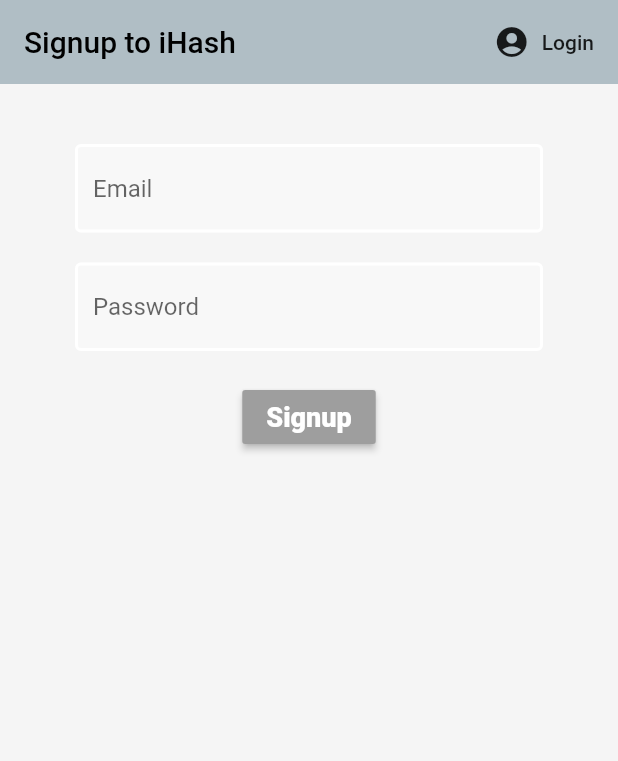
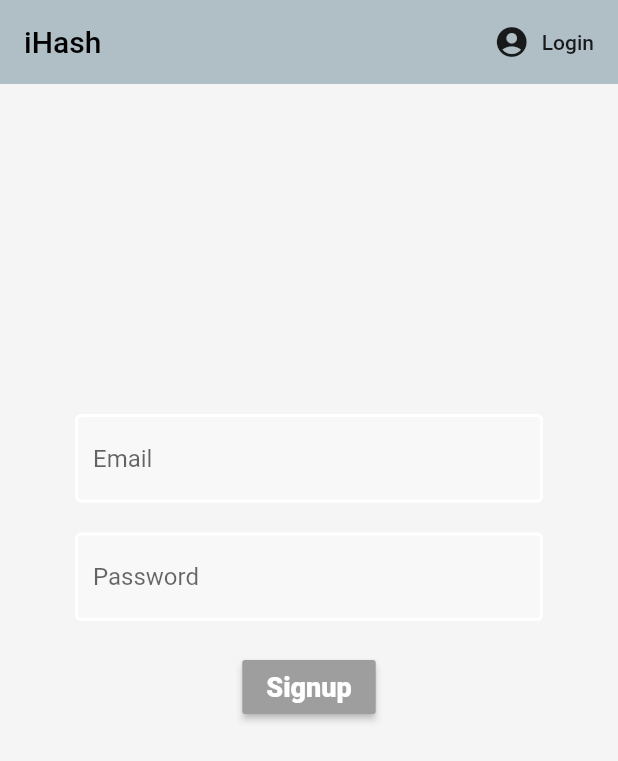
Before and after one commit to soniasusanto/iHash, a Flutter app: the screen it shows after launch, after a tap on "Signup", on a phone screen of 412 x 824 dp. Shown: the top 761 px of the screen. Run offline on Flutter 3.47's test engine with Material 2 defaults, Android fonts, the phone set to English and light mode, and no system bars; our stand-ins replace cloud_firestore, firebase_auth, image_picker; missing offline and left inert: clipboard_manager, tflite; accounts and stored records are empty; statements that could not run were skipped.

Commit message:
updated styles

```diff
--- a/lib/screens/authenticate/login.dart
+++ b/lib/screens/authenticate/login.dart
@@ -25,7 +25,7 @@ class _LoginState extends State<Login> {
       appBar: AppBar(
         backgroundColor: Colors.blueGrey[200],
         elevation: 0.0,
-        title: Text('Login to iHash', style: TextStyle(color: Colors.black)),
+        title: Text('iHash', style: TextStyle(color: Colors.black)),
         actions: <Widget>[
           FlatButton.icon(
               icon: Icon(Icons.account_circle),
@@ -41,7 +41,7 @@ class _LoginState extends State<Login> {
           key: _formKey,
           child: Column(
             children: <Widget>[
-              SizedBox(height: 20.0),
+              SizedBox(height: 200.0),
               TextFormField(
                   decoration: textInputDecoration.copyWith(hintText: 'Email'),
                   validator: (val) =>
--- a/lib/screens/authenticate/signup.dart
+++ b/lib/screens/authenticate/signup.dart
@@ -24,7 +24,7 @@ class _SignupState extends State<Signup> {
       appBar: AppBar(
           backgroundColor: Colors.blueGrey[200],
           elevation: 0.0,
-          title: Text('Signup to iHash', style: TextStyle(color: Colors.black)),
+          title: Text('iHash', style: TextStyle(color: Colors.black)),
           actions: <Widget>[
             FlatButton.icon(
                 icon: Icon(Icons.account_circle),
@@ -39,7 +39,7 @@ class _SignupState extends State<Signup> {
           key: _formKey,
           child: Column(
             children: <Widget>[
-              SizedBox(height: 20.0),
+              SizedBox(height: 200.0),
               TextFormField(
                   decoration: textInputDecoration.copyWith(hintText: 'Email'),
                   validator: (val) =>
@@ -74,7 +74,7 @@ class _SignupState extends State<Signup> {
                       dynamic result = await _auth.signupWithEmailAndPassword(
                           email, password);
                       if (result == null) {
-                        setState(() => error = 'Invalid email!');
+                        setState(() => error = 'User already exists!');
                       }
                     }
                   }),
--- a/lib/tfmodel.dart
+++ b/lib/tfmodel.dart
@@ -65,8 +65,9 @@ class _TfModel extends State<Model> {
                       : Image.file(
                           _image,
                           height: 400.0,
+                          width: 400.0,
                           alignment: Alignment.center,
-                          fit: BoxFit.contain,
+                          fit: BoxFit.fitWidth,
                         ),
                   SizedBox(
                     height: 20,
@@ -78,6 +79,7 @@ class _TfModel extends State<Model> {
                               children: <Widget>[
                                 Text(
                                   "${_outputs.join(', ')}",
+                                  textAlign: TextAlign.center,
                                   style: TextStyle(
                                     color: Colors.blueGrey,
                                     fontSize: 20.0,
```
Also changed, not shown: pubspec.lock, 1 other file.
